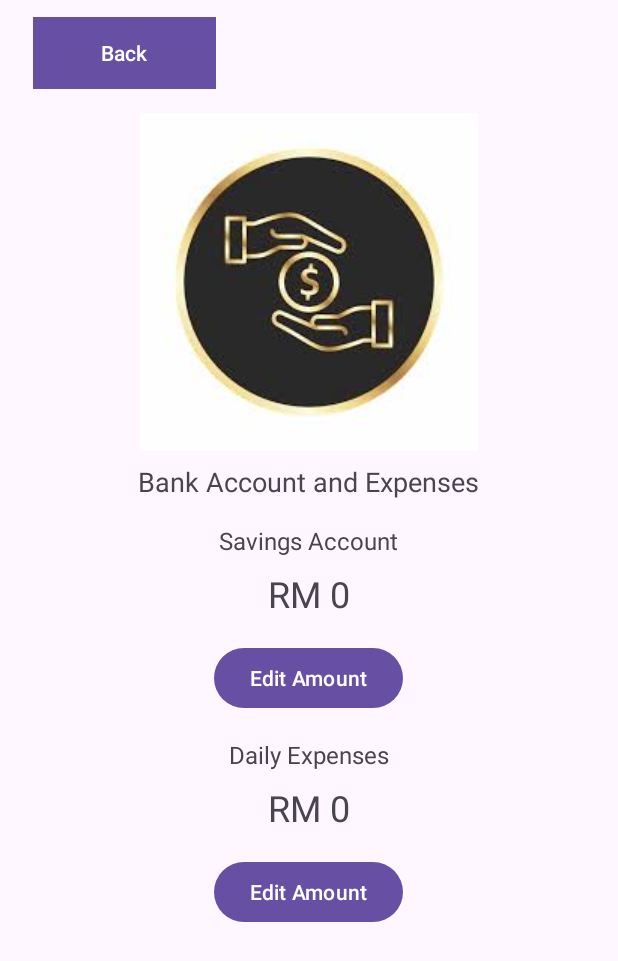
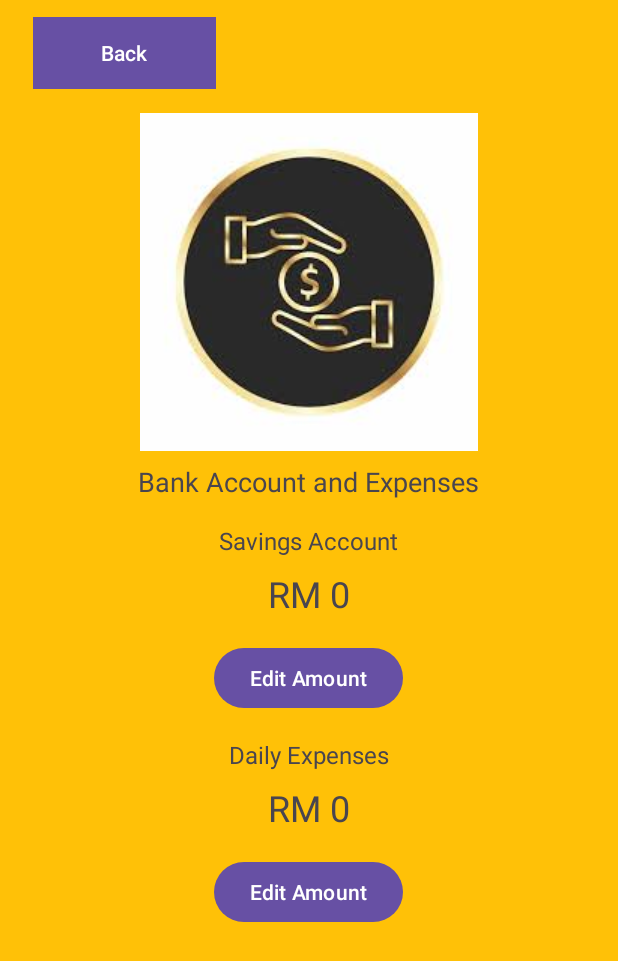
Before and after one commit to kxsong554520/SaveForPlans, an Android app: the Savings_Spending screen opened directly, with no data from a screen before it, on a phone screen of 412 x 824 dp. Shown: the top 961 px of the screen. Run offline under Robolectric (Android 15) with nearby library versions, the phone set to English and light mode, and no system bars.

Commit message:
update background color

```diff
--- a/app/src/main/res/layout/activity_main.xml
+++ b/app/src/main/res/layout/activity_main.xml
@@ -7,7 +7,8 @@
     android:paddingTop="16dp"
     android:paddingRight="16dp"
     android:paddingBottom="16dp"
-    tools:context=".MainActivity">
+    tools:context=".MainActivity"
+    android:background="@color/light_teal">
 
     <ImageView
         android:id="@+id/logoImageView"
--- a/app/src/main/res/layout/savings_spending.xml
+++ b/app/src/main/res/layout/savings_spending.xml
@@ -4,13 +4,9 @@
     android:layout_width="match_parent"
     android:layout_height="match_parent"
     android:paddingStart="16dp"
-    android:paddingEnd="16dp">
+    android:paddingEnd="16dp"
+    android:background="@color/light_orange">
 
-    <!-- Back button in the top left -->
-
-    <!-- Logo of the app at the top -->
-
-    <!-- Title "Bank Account and Expenses" -->
 
     <Button
         android:id="@+id/btnBack"
--- a/app/src/main/res/values/colors.xml
+++ b/app/src/main/res/values/colors.xml
@@ -2,4 +2,6 @@
 <resources>
     <color name="black">#FF000000</color>
     <color name="white">#FFFFFFFF</color>
+    <color name = "light_orange">#FFC107</color>
+    <color name = "light_teal">#84DDE8</color>
 </resources>
```
